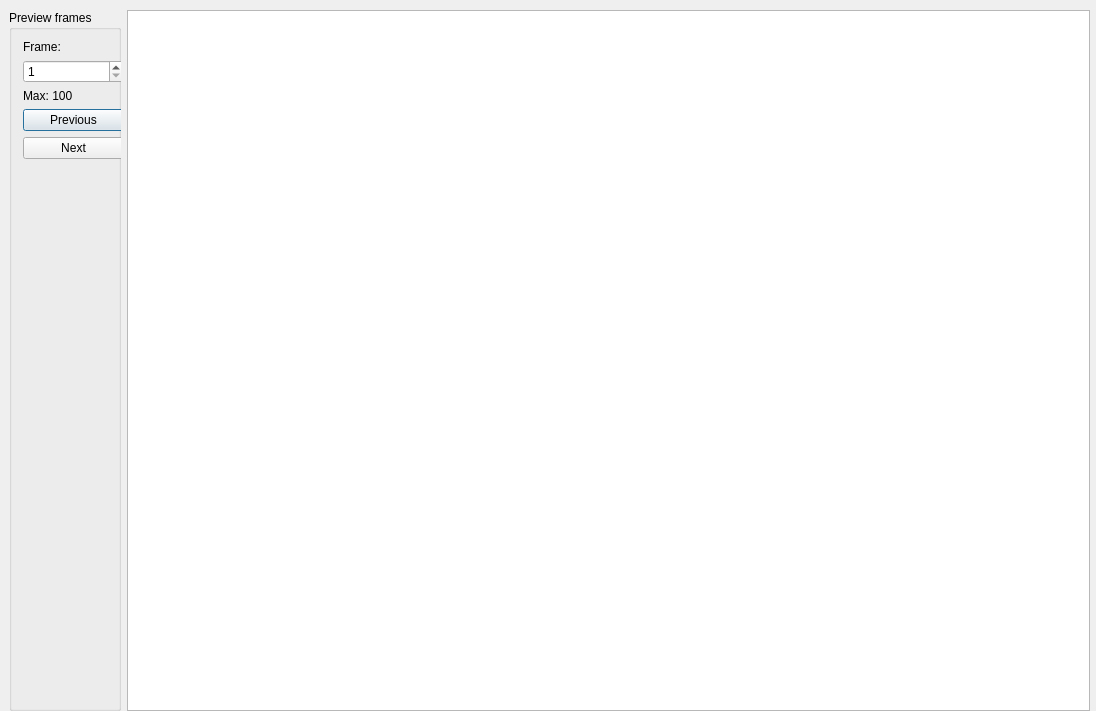
The window that app/ui/previewframesdialog.ui (davidlamhauge/pencil) describes before a commit, drawn with Qt 5.
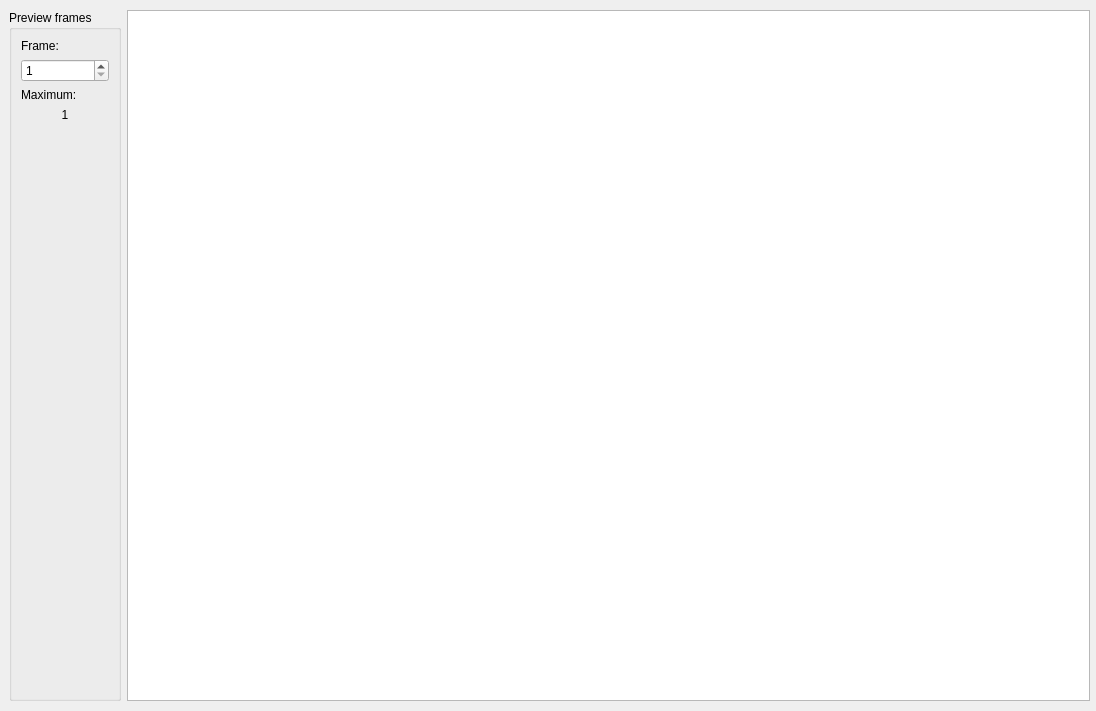
The same window after the commit.

Commit message: Renamed class to follow convention. Clean up dialog.

```diff
--- a/app/ui/previewframesdialog.ui
+++ b/app/ui/previewframesdialog.ui
@@ -13,13 +13,13 @@
   <property name="windowTitle">
    <string>Dialog</string>
   </property>
-  <widget class="QWidget" name="">
+  <widget class="QWidget" name="layoutWidget">
    <property name="geometry">
     <rect>
      <x>9</x>
      <y>10</y>
      <width>1081</width>
-     <height>701</height>
+     <height>691</height>
     </rect>
    </property>
    <layout class="QHBoxLayout" name="horizontalLayout">
@@ -28,17 +28,6 @@
       <property name="title">
        <string>Preview frames</string>
       </property>
-      <widget class="QWidget" name="">
-       <property name="geometry">
-        <rect>
-         <x>14</x>
-         <y>30</y>
-         <width>101</width>
-         <height>661</height>
-        </rect>
-       </property>
-       <layout class="QVBoxLayout" name="verticalLayout_2">
-        <item>
          <layout class="QVBoxLayout" name="verticalLayout">
           <item>
            <widget class="QLabel" name="labFrame">
@@ -60,26 +49,20 @@
             </property>
            </widget>
           </item>
-         </layout>
-        </item>
         <item>
          <widget class="QLabel" name="labMax">
           <property name="text">
-           <string>Max: 100</string>
+          <string>Maximum:</string>
           </property>
          </widget>
         </item>
         <item>
-         <widget class="QPushButton" name="btnPrevious">
+        <widget class="QLabel" name="labMaxNum">
           <property name="text">
-           <string>Previous</string>
-          </property>
-         </widget>
-        </item>
-        <item>
-         <widget class="QPushButton" name="btnNext">
-          <property name="text">
-           <string>Next</string>
+          <string>1</string>
+         </property>
+         <property name="alignment">
+          <set>Qt::AlignCenter</set>
           </property>
          </widget>
         </item>
@@ -91,13 +74,12 @@
           <property name="sizeHint" stdset="0">
            <size>
             <width>20</width>
-            <height>40</height>
+           <height>529</height>
            </size>
           </property>
          </spacer>
         </item>
        </layout>
-      </widget>
      </widget>
     </item>
     <item>
```
Left out of the diff: 4 changed lines with no effect on the pictures. Lines whose indentation alone changed are shown as unchanged. The commit also changes 5 other files.
